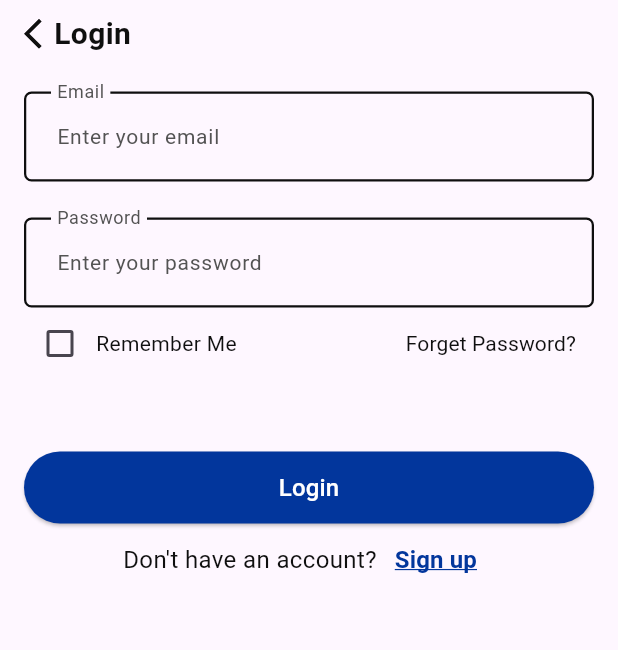
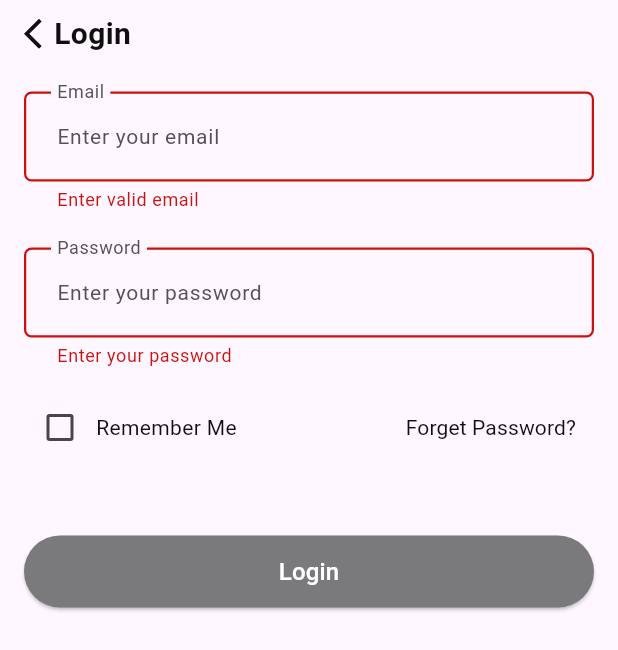
Before and after one commit to AhmedRasmy1/online_exam_app, a Flutter app: the screen it shows after launch, after a tap on "Login", on a phone screen of 412 x 824 dp. Shown: the top 650 px of the screen. Run offline on Flutter 3.47's test engine with Material 3 defaults, Android fonts, the phone set to English and light mode, and no system bars; our stand-ins replace flutter_svg.

Commit message:
create login view part 2 @AhmedRasmy1

```diff
--- a/lib/Features/Auth/presentation/views/login_view.dart
+++ b/lib/Features/Auth/presentation/views/login_view.dart
@@ -8,8 +8,30 @@ import 'package:online_exam_app/core/resources/theme_manager.dart';
 import '../../../../core/resources/strings_manager.dart';
 import '../../../../core/resources/values_manager.dart';
 
-class LoginView extends StatelessWidget {
+class LoginView extends StatefulWidget {
   const LoginView({super.key});
+
+  @override
+  _LoginViewState createState() => _LoginViewState();
+}
+
+class _LoginViewState extends State<LoginView> {
+  final GlobalKey<FormState> _formKey = GlobalKey<FormState>();
+  final TextEditingController _emailController = TextEditingController();
+  final TextEditingController _passwordController = TextEditingController();
+  Color buttonColor = ColorManager.blue;
+
+  void _login() {
+    if (_formKey.currentState!.validate()) {
+      setState(() {
+        buttonColor = ColorManager.blue;
+      });
+    } else {
+      setState(() {
+        buttonColor = ColorManager.darkgrey;
+      });
+    }
+  }
 
   @override
   Widget build(BuildContext context) {
@@ -18,6 +40,8 @@ class LoginView extends StatelessWidget {
         body: Padding(
           padding: const EdgeInsets.only(
               top: AppPadding.p8, left: AppPadding.p16, right: AppPadding.p16),
+          child: Form(
+            key: _formKey,
             child: Column(
               children: [
                 Row(
@@ -36,6 +60,7 @@ class LoginView extends StatelessWidget {
                 ),
                 const SizedBox(height: AppSize.s24),
                 TextFormField(
+                  controller: _emailController,
                   decoration: InputDecoration(
                     labelText: AppStrings.email,
                     labelStyle: getRegularStyle(
@@ -70,9 +95,16 @@ class LoginView extends StatelessWidget {
                       const BorderRadius.all(Radius.circular(AppSize.s5)),
                     ),
                   ),
+                  validator: (value) {
+                    if (value == null || value.isEmpty) {
+                      return AppStrings.enterValidEmail;
+                    }
+                    return null;
+                  },
                 ),
                 const SizedBox(height: AppSize.s24),
                 TextFormField(
+                  controller: _passwordController,
                   decoration: InputDecoration(
                     labelText: AppStrings.password,
                     labelStyle: getRegularStyle(
@@ -107,7 +139,15 @@ class LoginView extends StatelessWidget {
                       const BorderRadius.all(Radius.circular(AppSize.s5)),
                     ),
                   ),
+                  obscureText: true,
+                  validator: (value) {
+                    if (value == null || value.isEmpty) {
+                      return AppStrings.enterYourPassword;
+                    }
+                    return null;
+                  },
                 ),
+                const SizedBox(height: AppSize.s16),
                 Row(
                   mainAxisAlignment: MainAxisAlignment.start,
                   children: [
@@ -125,19 +165,19 @@ class LoginView extends StatelessWidget {
                       onPressed: () {},
                       child: Text(
                         AppStrings.forgetPassword,
-                      style: TextStyle(
+                        style: getRegularStyle(
+                          color: ColorManager.black,
                           fontSize: FontSize.s14,
-                          color: ColorManager.black,
-                          fontWeight: FontWeightManager.regular),
                         ),
-                  )
+                      ),
+                    ),
                   ],
                 ),
                 const SizedBox(height: AppSize.s48),
                 ElevatedButton(
-                onPressed: () {},
+                  onPressed: _login,
                   style: ElevatedButton.styleFrom(
-                  backgroundColor: ColorManager.blue,
+                    backgroundColor: buttonColor,
                     minimumSize: const Size(double.infinity, AppSize.s48),
                     shape: const RoundedRectangleBorder(
                       borderRadius:
@@ -153,29 +193,8 @@ class LoginView extends StatelessWidget {
                     ),
                   ),
                 ),
-              Row(
-                mainAxisAlignment: MainAxisAlignment.center,
-                children: [
-                  const Text(
-                    AppStrings.dontHaveAccount,
-                    style: TextStyle(
-                        fontSize: FontSize.s16, color: ColorManager.black),
+              ],
             ),
-                  TextButton(
-                    onPressed: () {},
-                    child: Text(
-                      AppStrings.signUp,
-                      style: TextStyle(
-                          decoration: TextDecoration.underline,
-                          decorationColor: ColorManager.blue,
-                          fontSize: FontSize.s16,
-                          color: ColorManager.blue,
-                          fontWeight: FontWeightManager.semiBold),
-                    ),
-                  ),
-                ],
-              )
-            ],
           ),
         ),
       ),
--- a/lib/core/resources/strings_manager.dart
+++ b/lib/core/resources/strings_manager.dart
@@ -2,8 +2,10 @@ class AppStrings {
   static const String login = "Login";
   static const String email = "Email";
   static const String enterYourEmail = "Enter your email";
+  static const String enterValidEmail = "Enter valid email";
   static const String password = "Password";
   static const String enterYourPassword = "Enter your password";
+  static const String enterValidPassword = "Enter valid password";
   static const String loginButton = "Login";
   static const String signUp = "Sign up";
   static const String alreadyHaveAccount = "Already have an account?";
```
Lines whose indentation alone changed are shown as unchanged.
